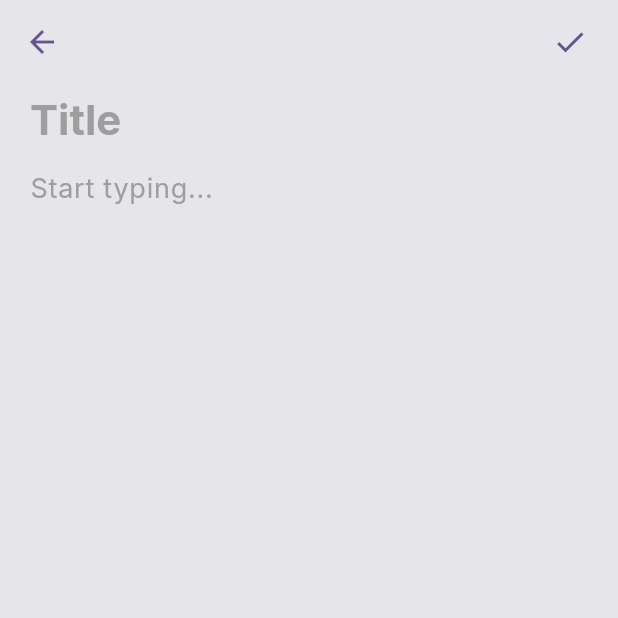
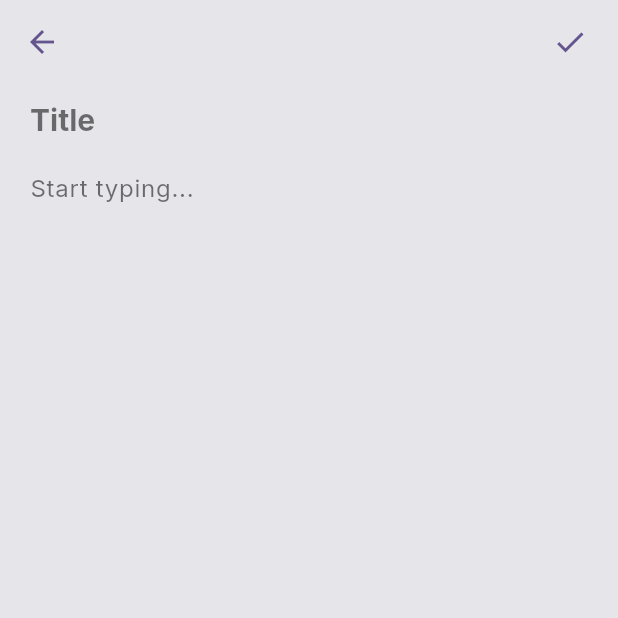
Before and after one commit to MACGalaviz/isan, a Flutter app: the screen it shows after launch, after a tap on the "add" icon, on a phone screen of 412 x 824 dp, the top half of it. Run offline on Flutter 3.47's test engine with Material 3 defaults, Android fonts, the phone set to English and light mode, and no system bars; our stand-ins replace drift, drift_flutter, google_fonts, package_info_plus, supabase_flutter; accounts and stored records are empty; generated files the repository leaves out were written again; network calls fail.

Commit message:
💄 style(ui): normalize typography, colors, and component styling

```diff
--- a/lib/screens/editor_screen.dart
+++ b/lib/screens/editor_screen.dart
@@ -116,8 +116,7 @@ class _EditorScreenState extends State<EditorScreen> {
 
   @override
   Widget build(BuildContext context) {
-    final textColor = Theme.of(context).colorScheme.onSurface;
-    final primaryColor = Theme.of(context).colorScheme.primary;
+    final theme = Theme.of(context);
 
     return PopScope(
       canPop: false,
@@ -145,8 +144,7 @@ class _EditorScreenState extends State<EditorScreen> {
                   ScaffoldMessenger.of(context).showSnackBar(
                     SnackBar(
                       content: const Text("Note saved"),
-                      duration: const Duration(seconds: 1),
-                      backgroundColor: primaryColor,
+                      duration: const Duration(seconds: 2),
                     ),
                   );
                 }
@@ -161,12 +159,20 @@ class _EditorScreenState extends State<EditorScreen> {
                   showDialog(
                     context: context,
                     builder: (ctx) => AlertDialog(
-                      title: const Text("Delete Note?"),
-                      content: const Text("This action cannot be undone."),
+                      title: Text(
+                        "Delete Note?",
+                        style: theme.textTheme.titleLarge?.copyWith(
+                          color: theme.colorScheme.error,
+                        ),
+                      ),
+                      content: Text(
+                        "This action cannot be undone.",
+                        style: theme.textTheme.bodyLarge,
+                      ),
                       actions: [
                         TextButton(
                           onPressed: () => Navigator.pop(ctx),
-                          style: TextButton.styleFrom(foregroundColor: textColor),
+
                           child: const Text("Cancel"),
                         ),
                         TextButton(
@@ -174,7 +180,9 @@ class _EditorScreenState extends State<EditorScreen> {
                             Navigator.pop(ctx);
                             _deleteNote();
                           },
-                          style: TextButton.styleFrom(foregroundColor: Colors.red),
+                          style: TextButton.styleFrom(
+                            foregroundColor: theme.colorScheme.error,
+                          ),
                           child: const Text("Delete"),
                         ),
                       ],
@@ -197,11 +205,8 @@ class _EditorScreenState extends State<EditorScreen> {
                   FocusScope.of(context).requestFocus(_contentFocus);
                 },
                 textInputAction: TextInputAction.next,
-                style: Theme.of(context).textTheme.headlineMedium?.copyWith(
-                      fontWeight: FontWeight.bold,
-                      color: Theme.of(context).colorScheme.onSurface,
-                    ),
-                decoration: const InputDecoration(
+                style: Theme.of(context).textTheme.titleLarge,
+                decoration: InputDecoration(
                   hintText: 'Title',
                   border: InputBorder.none,
                   contentPadding: EdgeInsets.zero,
@@ -212,10 +217,7 @@ class _EditorScreenState extends State<EditorScreen> {
                 child: TextField(
                   controller: _contentController,
                   focusNode: _contentFocus,
-                  style: Theme.of(context).textTheme.bodyLarge?.copyWith(
-                    height: 1.5,
-                    fontSize: 18,
-                  ),
+                  style: Theme.of(context).textTheme.bodyLarge,
                   maxLines: null,
                   expands: true,
                   textAlignVertical: TextAlignVertical.top,
--- a/lib/screens/home_screen.dart
+++ b/lib/screens/home_screen.dart
@@ -94,10 +94,7 @@ class _HomeScreenState extends State<HomeScreen> {
             // TITLE
             title: Text(
               "Notes",
-              style: theme.textTheme.headlineMedium?.copyWith(
-                fontWeight: FontWeight.bold,
-                color: theme.colorScheme.primary,
-              ),
+              style: theme.textTheme.headlineLarge,
             ),
             centerTitle: false,
 
@@ -109,8 +106,8 @@ class _HomeScreenState extends State<HomeScreen> {
                 icon: Icon(
                   Supabase.instance.client.auth.currentUser != null
                       ? Icons.account_circle
-                      : Icons.account_circle_outlined
-                  , size: 28
+                      : Icons.account_circle_outlined,
+                  size: 28,
                 ),
                 tooltip: 'Account',
               ),
@@ -178,11 +175,11 @@ class _HomeScreenState extends State<HomeScreen> {
                     child: Column(
                       mainAxisAlignment: MainAxisAlignment.center,
                       children: [
-                        Icon(Icons.note_alt_outlined, size: 64, color: theme.colorScheme.primary),
-                        const SizedBox(height: 16),
+                        Icon(Icons.note_alt_outlined, size: 64),
+                        const SizedBox(height: 12),
                         Text(
                           _searchQuery.isEmpty ? "No notes yet" : "No results found",
-                          style: TextStyle(color: theme.colorScheme.primary),
+                          style: theme.textTheme.headlineSmall,
                         ),
                       ],
                     ),
@@ -249,7 +246,7 @@ class _NoteCard extends StatelessWidget {
               Text(
                 note.title,
                 style: theme.textTheme.titleMedium?.copyWith(
-                  fontWeight: FontWeight.bold,
+                  color: theme.colorScheme.onSurface,
                 ),
               ),
 
@@ -261,7 +258,6 @@ class _NoteCard extends StatelessWidget {
                 note.content,
                 style: theme.textTheme.bodyMedium?.copyWith(
                   color: theme.colorScheme.onSurfaceVariant,
-                  height: 1.5,
                 ),
                 maxLines: 3,
                 overflow: TextOverflow.ellipsis,
--- a/lib/theme/app_theme.dart
+++ b/lib/theme/app_theme.dart
@@ -2,99 +2,215 @@ import 'package:flutter/material.dart';
 import 'package:google_fonts/google_fonts.dart';
 
 class AppTheme {
-  // --- COLORS ---
+  // ─────────────────────────────
+  // COLORS
+  // ─────────────────────────────
 
-  // CHANGED: Darker gray for Light Mode to reduce glare (was 0xFFF2F2F7)
-  static const Color _lightBg = Color(0xFFE5E5EA);
+  static const Color lightBackground = Color(0xFFE5E5EA);
+  static const Color darkBackground  = Color(0xFF1C1C1E);
 
-  static const Color _darkBg = Color(0xFF1C1C1E);
+  static const Color primaryLight = Color(0xFF65558F);
+  static const Color primaryDark  = Color(0xFFD0BCFF);
 
-  static const Color _primary = Color(0xFF65558F); // Deep Purple
-  static const Color _primaryDark = Color(0xFFD0BCFF); // Pastel Purple for Dark Mode
+  // ─────────────────────────────
+  // TEXT THEME
+  // ─────────────────────────────
 
-  // --- LIGHT THEME ---
+  static TextTheme _textTheme(Brightness brightness) {
+    final base = brightness == Brightness.light
+        ? ThemeData.light().textTheme
+        : ThemeData.dark().textTheme;
+
+    final primary =
+        brightness == Brightness.light ? primaryLight : primaryDark;
+
+    return GoogleFonts.interTextTheme(base).copyWith(
+
+      // ─────────────────────────────
+      // HEADLINE — Uses PRIMARY
+      // ─────────────────────────────
+
+      headlineLarge: GoogleFonts.inter(
+        fontSize: 32,
+        fontWeight: FontWeight.bold,
+        letterSpacing: -1,
+        color: primary,
+      ),
+
+      headlineMedium: GoogleFonts.inter(
+        fontSize: 24,
+        fontWeight: FontWeight.bold,
+        letterSpacing: -0.5,
+        color: primary,
+      ),
+
+      headlineSmall: GoogleFonts.inter(
+        fontSize: 20,
+        fontWeight: FontWeight.bold,
+        color: primary,
+      ),
+
+      // ─────────────────────────────
+      // TITLE — onSurface
+      // ─────────────────────────────
+
+      titleLarge: GoogleFonts.inter(
+        fontSize: 20,
+        fontWeight: FontWeight.bold,
+      ),
+
+      titleMedium: GoogleFonts.inter(
+        fontSize: 16,
+        fontWeight: FontWeight.w600,
+      ),
+
+      titleSmall: GoogleFonts.inter(
+        fontSize: 14,
+        fontWeight: FontWeight.w600,
+      ),
+
+      // ─────────────────────────────
+      // BODY — onSurface / onSurfaceVariant
+      // ─────────────────────────────
+
+      bodyLarge: GoogleFonts.inter(
+        fontSize: 16,
+        height: 1.6,
+      ),
+
+      bodyMedium: GoogleFonts.inter(
+        fontSize: 14,
+        height: 1.5,
+      ),
+
+      bodySmall: GoogleFonts.inter(
+        fontSize: 12,
+        height: 1.4,
+      ),
+
+      // ─────────────────────────────
+      // LABEL — UI / Metadata
+      // ─────────────────────────────
+
+      labelLarge: GoogleFonts.inter(
+        fontSize: 14,
+        fontWeight: FontWeight.w600,
+      ),
+
+      labelMedium: GoogleFonts.inter(
+        fontSize: 12,
+        fontWeight: FontWeight.w500,
+      ),
+
+      labelSmall: GoogleFonts.inter(
+        fontSize: 11,
+        fontWeight: FontWeight.w500,
+      ),
+    );
+  }
+
+
+  // ─────────────────────────────
+  // LIGHT THEME
+  // ─────────────────────────────
+
   static ThemeData get lightTheme {
     return ThemeData(
       useMaterial3: true,
       brightness: Brightness.light,
-      scaffoldBackgroundColor: _lightBg,
-      primaryColor: _primary,
 
-      // Define global color scheme
+      scaffoldBackgroundColor: lightBackground,
+
       colorScheme: const ColorScheme.light(
-        primary: _primary,
-        surfaceContainerHighest: Colors.white, // Cards remain White
-        onSurfaceVariant: Colors.grey,
+        primary: primaryLight,
+        surfaceContainerHighest: Colors.white,
+        onSurface: Colors.black87,
+        onSurfaceVariant: Colors.black54,
       ),
 
-      // Typography
-      textTheme: GoogleFonts.interTextTheme(ThemeData.light().textTheme),
+      textTheme: _textTheme(Brightness.light),
 
-      // APP BAR: Apply primary color to icons automatically
       appBarTheme: const AppBarTheme(
-        backgroundColor: _lightBg,
+        backgroundColor: lightBackground,
         surfaceTintColor: Colors.transparent,
-        centerTitle: false,
-        iconTheme: IconThemeData(color: _primary),
-        actionsIconTheme: IconThemeData(color: _primary),
-        titleTextStyle: TextStyle(
-          color: Colors.black,
-          fontSize: 32,
-          fontWeight: FontWeight.bold,
-          letterSpacing: -1.0,
+        iconTheme: IconThemeData(color: primaryLight),
+        actionsIconTheme: IconThemeData(color: primaryLight),
+      ),
+
+      iconTheme: const IconThemeData(color: primaryLight),
+
+      floatingActionButtonTheme: const FloatingActionButtonThemeData(
+        backgroundColor: primaryLight,
+        foregroundColor: Colors.white,
+      ),
+
+      inputDecorationTheme: const InputDecorationTheme(
+        prefixIconColor: primaryLight,
+        suffixIconColor: primaryLight,
+      ),
+
+      textButtonTheme: TextButtonThemeData(
+        style: TextButton.styleFrom(
+          foregroundColor: Colors.black87,
         ),
       ),
 
-      floatingActionButtonTheme: const FloatingActionButtonThemeData(
-        backgroundColor: _primary,
-        foregroundColor: Colors.white,
+      snackBarTheme: SnackBarThemeData(
+        backgroundColor: primaryLight,
       ),
 
-      // Input Decoration (Search icon color)
-      inputDecorationTheme: const InputDecorationTheme(
-        prefixIconColor: _primary,
-      ),
     );
   }
 
-  // --- DARK THEME ---
+  // ─────────────────────────────
+  // DARK THEME
+  // ─────────────────────────────
+
   static ThemeData get darkTheme {
     return ThemeData(
       useMaterial3: true,
       brightness: Brightness.dark,
-      scaffoldBackgroundColor: _darkBg,
-      primaryColor: _primaryDark,
+
+      scaffoldBackgroundColor: darkBackground,
 
       colorScheme: const ColorScheme.dark(
-        primary: _primaryDark,
+        primary: primaryDark,
         surfaceContainerHighest: Color(0xFF2C2C2E),
-        onSurfaceVariant: Color(0xFFAEAEB2),
+        onSurface: Colors.white,
+        onSurfaceVariant: Colors.white70,
       ),
 
-      textTheme: GoogleFonts.interTextTheme(ThemeData.dark().textTheme),
+      textTheme: _textTheme(Brightness.dark),
 
       appBarTheme: const AppBarTheme(
-        backgroundColor: _darkBg,
+        backgroundColor: darkBackground,
         surfaceTintColor: Colors.transparent,
-        centerTitle: false,
-        iconTheme: IconThemeData(color: _primaryDark),
-        actionsIconTheme: IconThemeData(color: _primaryDark),
-        titleTextStyle: TextStyle(
-          color: Colors.white,
-          fontSize: 32,
-          fontWeight: FontWeight.bold,
-          letterSpacing: -1.0,
+        iconTheme: IconThemeData(color: primaryDark),
+        actionsIconTheme: IconThemeData(color: primaryDark),
+      ),
+
+      iconTheme: const IconThemeData(color: primaryDark),
+
+      floatingActionButtonTheme: const FloatingActionButtonThemeData(
+        backgroundColor: primaryDark,
+        foregroundColor: Color(0xFF381E72),
+      ),
+
+      inputDecorationTheme: const InputDecorationTheme(
+        prefixIconColor: primaryDark,
+        suffixIconColor: primaryDark,
+      ),
+
+      textButtonTheme: TextButtonThemeData(
+        style: TextButton.styleFrom(
+          foregroundColor: Colors.white,
         ),
       ),
 
-      floatingActionButtonTheme: FloatingActionButtonThemeData(
-        backgroundColor: _primaryDark,
-        foregroundColor: const Color(0xFF381E72),
-      ),
+      snackBarTheme: SnackBarThemeData(
+        backgroundColor: primaryDark,
+        ),
 
-      inputDecorationTheme: const InputDecorationTheme(
-        prefixIconColor: _primaryDark,
-      ),
     );
   }
 }
```
Also changed, not shown: lib/screens/auth_screen.dart (+14 -6 lines), lib/screens/profile_screen.dart (+67 -73 lines).
